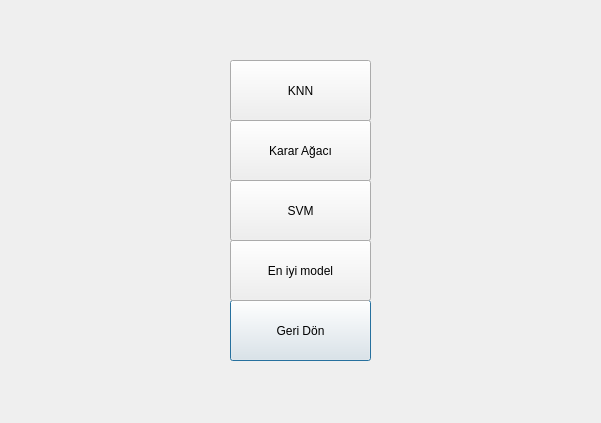
Before: the Qt Designer form ModelMenu.ui in kerem37mert/machine-learning-gui-project, drawn with Qt 5.
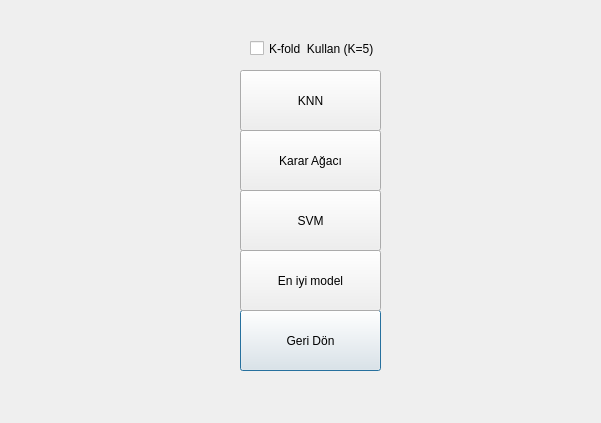
After: the same form once the commit is applied.

Commit message: use_model created

```diff
--- a/ModelMenu.ui
+++ b/ModelMenu.ui
@@ -16,8 +16,8 @@
   <widget class="QPushButton" name="backButton">
    <property name="geometry">
     <rect>
-     <x>230</x>
-     <y>300</y>
+     <x>240</x>
+     <y>310</y>
      <width>141</width>
      <height>61</height>
     </rect>
@@ -29,8 +29,8 @@
   <widget class="QPushButton" name="button3">
    <property name="geometry">
     <rect>
-     <x>230</x>
-     <y>180</y>
+     <x>240</x>
+     <y>190</y>
      <width>141</width>
      <height>61</height>
     </rect>
@@ -42,8 +42,8 @@
   <widget class="QPushButton" name="button2">
    <property name="geometry">
     <rect>
-     <x>230</x>
-     <y>120</y>
+     <x>240</x>
+     <y>130</y>
      <width>141</width>
      <height>61</height>
     </rect>
@@ -55,8 +55,8 @@
   <widget class="QPushButton" name="button1">
    <property name="geometry">
     <rect>
-     <x>230</x>
-     <y>60</y>
+     <x>240</x>
+     <y>70</y>
      <width>141</width>
      <height>61</height>
     </rect>
@@ -68,8 +68,8 @@
   <widget class="QPushButton" name="button4">
    <property name="geometry">
     <rect>
-     <x>230</x>
-     <y>240</y>
+     <x>240</x>
+     <y>250</y>
      <width>141</width>
      <height>61</height>
     </rect>
@@ -78,6 +78,19 @@
     <string>En iyi model</string>
    </property>
   </widget>
+  <widget class="QCheckBox" name="checkBox">
+   <property name="geometry">
+    <rect>
+     <x>250</x>
+     <y>40</y>
+     <width>161</width>
+     <height>17</height>
+    </rect>
+   </property>
+   <property name="text">
+    <string>K-fold  Kullan (K=5)</string>
+   </property>
+  </widget>
  </widget>
  <resources/>
  <connections/>
```
The commit also changes 6 other files.
